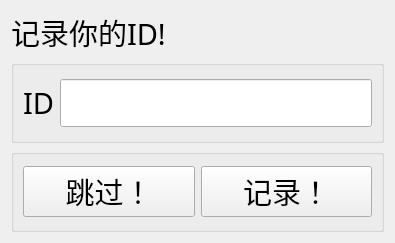
Old version of the form code/window/recordrankwindow.ui in the repository YXHXianYu/2022-BJTU-DataStructure-FinalProject.
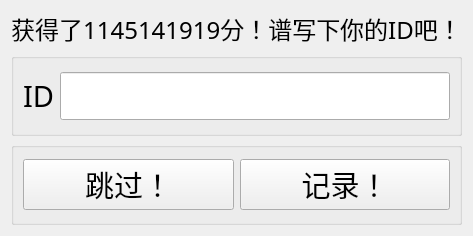
New version of the form.

The edit to the form file:
```diff
--- a/code/window/recordrankwindow.ui
+++ b/code/window/recordrankwindow.ui
@@ -19,11 +19,14 @@
      <property name="font">
       <font>
        <family>Agency FB</family>
-       <pointsize>22</pointsize>
+       <pointsize>18</pointsize>
       </font>
      </property>
      <property name="text">
-      <string>记录你的ID!</string>
+      <string>获得了1145141919分！谱写下你的ID吧！</string>
+     </property>
+     <property name="alignment">
+      <set>Qt::AlignCenter</set>
      </property>
     </widget>
    </item>
```
